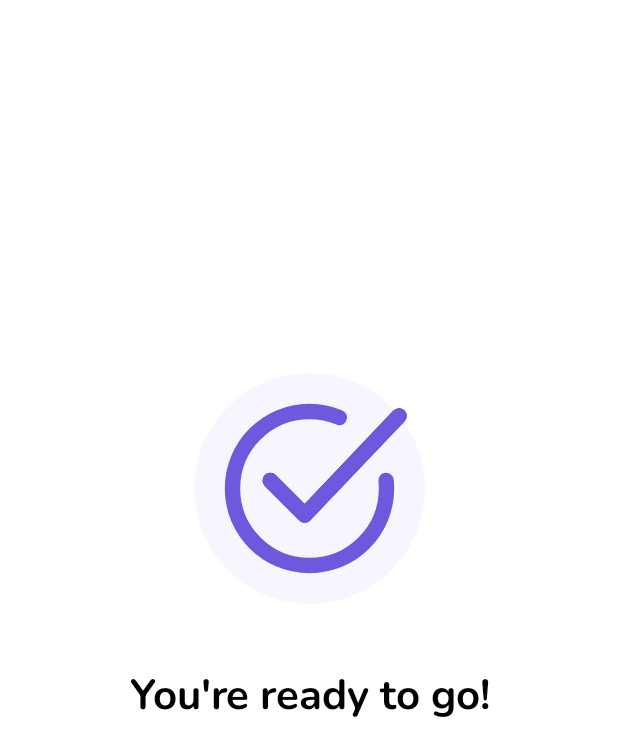
After one commit to shivamsharma-1996/Luv.ly, an Android app: the layout fragment_process_done.xml on its own in the app's theme, with its tools: preview values and no code run, on a phone screen of 412 x 824 dp. The commit adds this screen. Shown: the top 756 px of the screen. Run offline under Robolectric (Android 15) with nearby library versions, the phone set to English and light mode, and no system bars.

Commit message:
onbaording finished

```diff
--- a/app/src/main/java/com/shivam/guftagoo/daos/SignInDao.kt
+++ b/app/src/main/java/com/shivam/guftagoo/daos/SignInDao.kt
@@ -22,4 +22,6 @@ class SignInDao {
         }
         PhoneAuthProvider.verifyPhoneNumber(options)
     }
+
+
 }
--- a/app/src/main/java/com/shivam/guftagoo/models/SignInUser.kt
+++ b/app/src/main/java/com/shivam/guftagoo/models/SignInUser.kt
@@ -6,6 +6,6 @@ object SignInUser {
     var name: String = ""
     var dob: String = ""
     var gender: String = ""
-    var profilePic: String = ""
+    var profilePic: String? = null
     var interestList:  ArrayList<String> = ArrayList()
 }
--- /dev/null
+++ b/app/src/main/res/layout/fragment_process_done.xml
@@ -0,0 +1,41 @@
+<?xml version="1.0" encoding="utf-8"?>
+<androidx.constraintlayout.widget.ConstraintLayout xmlns:android="http://schemas.android.com/apk/res/android"
+    xmlns:tools="http://schemas.android.com/tools"
+    android:layout_width="match_parent"
+    android:layout_height="match_parent"
+    xmlns:app="http://schemas.android.com/apk/res-auto"
+    tools:context=".ui.onboarding.OnboardingFinishFragment">
+
+    <com.airbnb.lottie.LottieAnimationView
+        android:id="@+id/check_anim"
+        android:layout_width="@dimen/_150sdp"
+        android:layout_height="0dp"
+        app:layout_constraintDimensionRatio="1:1"
+        android:padding="@dimen/_16sdp"
+        app:lottie_autoPlay="true"
+        app:layout_constraintVertical_chainStyle="packed"
+        app:lottie_loop="false"
+        app:layout_constraintVertical_bias="0.4"
+        android:layout_marginBottom="@dimen/_8sdp"
+        app:layout_constraintEnd_toEndOf="parent"
+        app:layout_constraintStart_toStartOf="parent"
+        app:layout_constraintTop_toTopOf="parent"
+        app:layout_constraintBottom_toTopOf="@+id/good_to_go"
+        app:lottie_fileName="checkmark.json" />
+
+    <TextView
+        android:id="@+id/good_to_go"
+        android:layout_width="0dp"
+        android:layout_height="wrap_content"
+        android:text="You're ready to go!"
+        android:textColor="@color/black"
+        android:fontFamily="@font/nunito_bold"
+        android:textSize="@dimen/textSizeXXXLarge"
+        android:gravity="center"
+        android:layout_marginTop="@dimen/_8sdp"
+        app:layout_constraintStart_toStartOf="parent"
+        app:layout_constraintEnd_toEndOf="parent"
+        app:layout_constraintTop_toBottomOf="@+id/check_anim"
+        app:layout_constraintBottom_toBottomOf="parent"/>
+
+</androidx.constraintlayout.widget.ConstraintLayout>
--- a/build.gradle
+++ b/build.gradle
@@ -27,3 +27,7 @@ allprojects {
 task clean(type: Delete) {
     delete rootProject.buildDir
 }
+
+ext {
+    coroutines = '1.3.9'
+}
```
Also changed, not shown: app/build.gradle (+9 -0 lines), app/src/main/AndroidManifest.xml (+5 -5 lines), app/src/main/assets/checkmark.json (added, +1 -0 lines), app/src/main/java/com/shivam/guftagoo/daos/UserDao.kt (added, +68 -0 lines), app/src/main/java/com/shivam/guftagoo/models/User.kt (added, +12 -0 lines), app/src/main/java/com/shivam/guftagoo/ui/home/HomeActivity_new.kt (+15 -0 lines), app/src/main/java/com/shivam/guftagoo/ui/home/SettingsActivity.kt (+30 -2 lines), app/src/main/java/com/shivam/guftagoo/ui/onboarding/OnboardingActivity.kt (+1 -7 lines), app/src/main/java/com/shivam/guftagoo/ui/onboarding/OnboardingFinishFragment.kt (added, +46 -0 lines), app/src/main/java/com/shivam/guftagoo/ui/onboarding/ProfilePicFragment.kt (+65 -5 lines), app/src/main/res/layout/activity_settings.xml (+22 -2 lines).
